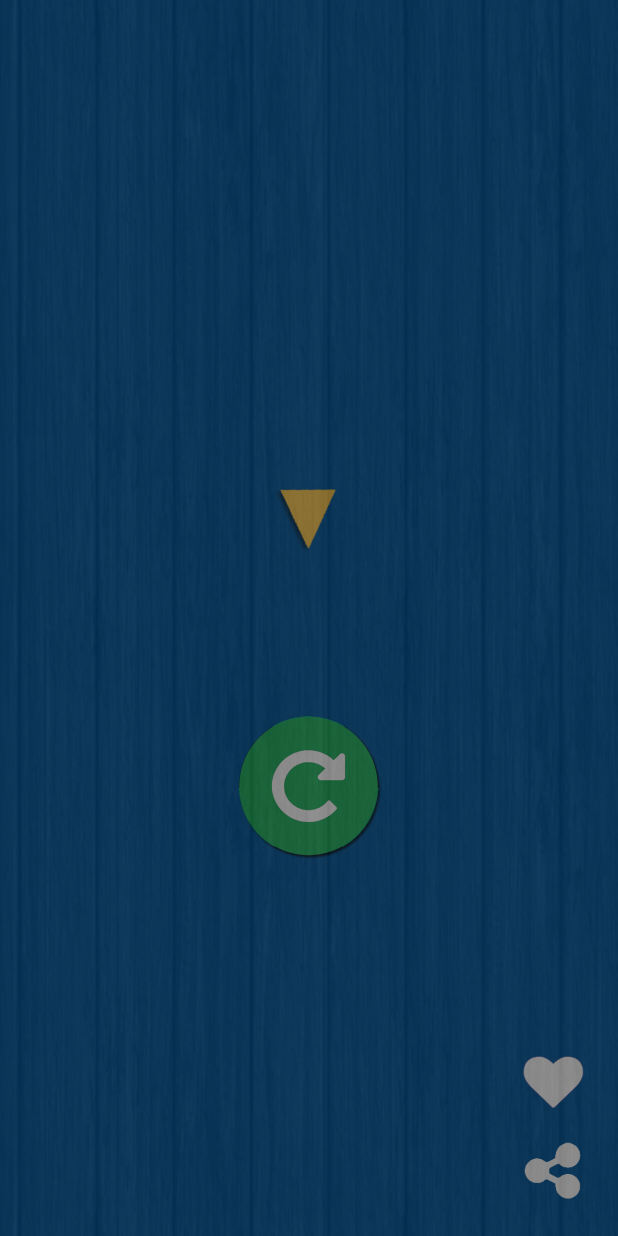
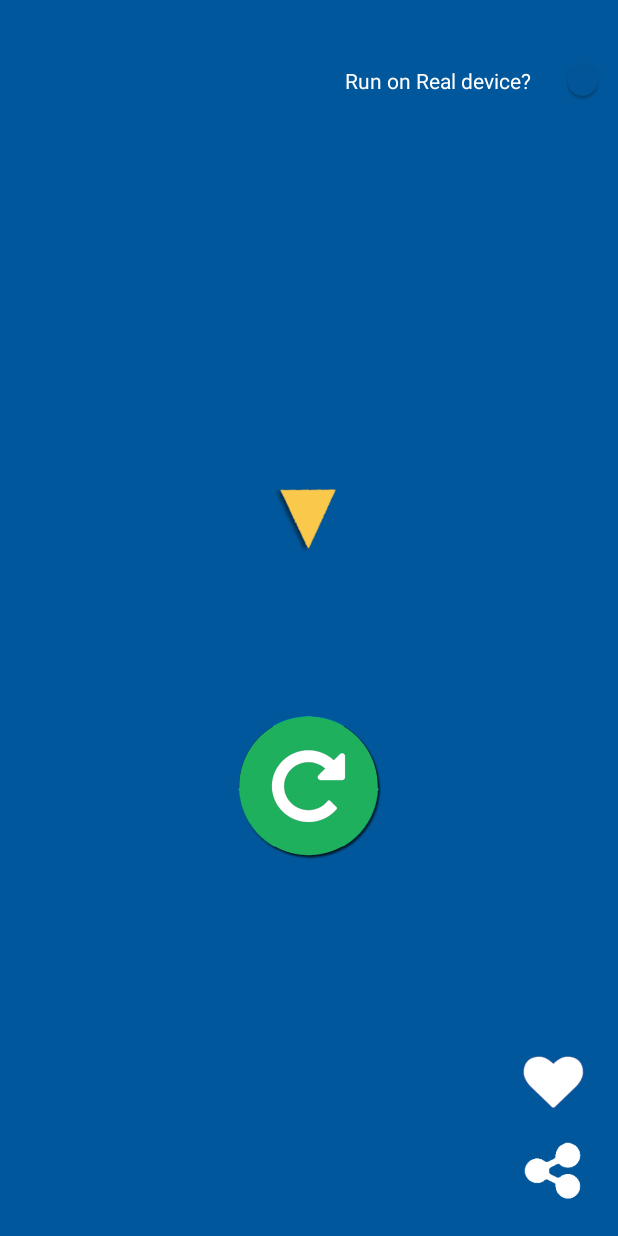
Before and after one commit to artificial-brain/qc-apps, an Android app: the MainSpinner screen opened directly, with no data from a screen before it, after a tap on an icon or button, on a phone screen of 412 x 824 dp. Run offline under Robolectric (Android 15) with nearby library versions, the phone set to English and light mode, and no system bars; 1 statement that could not run was skipped; 1 other tap on this screen came first.

Commit message:
Added support to execute on real quantum device

```diff
--- a/qc-apps/games/android/quantumwheel/app/build.gradle
+++ b/qc-apps/games/android/quantumwheel/app/build.gradle
@@ -1,5 +1,6 @@
 apply plugin: 'com.android.application'
 apply plugin: 'com.google.gms.google-services'
+apply plugin: 'com.google.firebase.crashlytics'
 
 android {
     compileSdkVersion 29
@@ -8,8 +9,8 @@
         applicationId "com.artificial.brain.quantumwheel"
         minSdkVersion 21
         targetSdkVersion 29
-        versionCode 1
-        versionName "1.0"
+        versionCode 2
+        versionName "1.1"
         testInstrumentationRunner "androidx.test.runner.AndroidJUnitRunner"
      }
     buildTypes {
@@ -35,4 +36,5 @@
     implementation 'androidx.cardview:cardview:1.0.0'
     implementation platform('com.google.firebase:firebase-bom:28.1.0')
     implementation 'com.google.firebase:firebase-analytics'
+    implementation 'com.google.firebase:firebase-crashlytics'
 }
--- a/qc-apps/games/android/quantumwheel/app/src/main/java/com/artificial/brain/quantumwheel/activities/MainSpinner.java
+++ b/qc-apps/games/android/quantumwheel/app/src/main/java/com/artificial/brain/quantumwheel/activities/MainSpinner.java
@@ -1,6 +1,8 @@
 package com.artificial.brain.quantumwheel.activities;
 
+import android.app.AlertDialog;
 import android.content.ActivityNotFoundException;
+import android.content.DialogInterface;
 import android.content.Intent;
 import android.content.res.AssetFileDescriptor;
 import android.graphics.Canvas;
@@ -16,6 +18,7 @@
 import android.view.animation.RotateAnimation;
 import android.widget.Button;
 import android.widget.ImageView;
+import android.widget.Switch;
 import android.widget.TextView;
 import android.widget.Toast;
 
@@ -52,6 +55,8 @@
     ArrayList<String> slots = new ArrayList<String>();
     private Button mShare;
     private Button mRateUs;
+    private Switch realDeviceSwitch;
+    Random rand;
 
     @Override
     protected void onCreate(Bundle bundle) {
@@ -59,6 +64,7 @@
         requestWindowFeature(1);
         getWindow().setFlags(1024, 1024);
         setContentView(R.layout.activity_main_spin);
+        rand = new Random();
 
         mSpinBtn = findViewById(R.id.spin_btn);
         mShare = findViewById(R.id.share_btn);
@@ -74,32 +80,50 @@
         mCurrentRouletteTitle.setText(name);
         mShare.setOnClickListener(shareOnClickListener);
         mRateUs.setOnClickListener(rateUsOnClickListener);
+        realDeviceSwitch = findViewById(R.id.real_device_switch);
+
+        realDeviceSwitch.setOnClickListener(new View.OnClickListener() {
+            @Override
+            public void onClick(View v) {
+                if (realDeviceSwitch.isChecked()) {
+                    AlertDialog.Builder builder = new AlertDialog.Builder(MainSpinner.this);
+
+                    builder.setMessage(R.string.real_device_notification);
+
+                    builder.setPositiveButton(R.string.okay, new DialogInterface.OnClickListener() {
+                        public void onClick(DialogInterface dialog, int id) {
+                            // User clicked OK button
+                        }
+                    });
+                    AlertDialog dialog = builder.create();
+                    dialog.show();
+                }
+            }
+        });
         mSpinBtn.setOnClickListener(new OnClickListener() {
             @Override
             public void onClick(View view) {
-
+                mSpinBtn.setClickable(false);
                 Bundle logEventBundle = new Bundle();
                 logEventBundle.putString(Constants.Spin_Clicked, Constants.Spin_Clicked);
                 MainApplication.firebaseAnalytics.logEvent(Constants.Spin_Clicked, logEventBundle);
 
-                mPanel.setVisibility(View.VISIBLE);
                 MainSpinner mainSpinner = MainSpinner.this;
                 mainSpinner.degree_old = mainSpinner.degree % 360;
                 MainSpinner mainSpinner2 = MainSpinner.this;
-                int length = 12;
-                String provider = false ?
+                int length = 5;
+                String provider = realDeviceSwitch.isChecked()  ?
                         Constants.IBM_PROVIDER : Constants.GOOGLE_PROVIDER;
-                String api = false ? Constants.API : "";
-                String device = false ? Constants.IBM_DEVICE : "";
+                String api = realDeviceSwitch.isChecked()  ? Constants.API : "";
+                String device = realDeviceSwitch.isChecked()  ? Constants.IBM_DEVICE : "";
                 RandomNumberInput randomNumberInput = new RandomNumberInput(length, provider, api, device);
                 MainApplication.apiManager.generateRandomNumber(randomNumberInput, new Callback<QuantumRandomNumber>() {
                     @Override
                     public void onResponse(Call<QuantumRandomNumber> call,
                                            Response<QuantumRandomNumber> response) {
                         QuantumRandomNumber quantumRandomNumber = response.body();
-                        mPanel.setVisibility(View.VISIBLE);
                         if (quantumRandomNumber != null) {
-                            mainSpinner2.degree = quantumRandomNumber.getQuantum_random_num() + 224;
+                            mainSpinner2.degree = (quantumRandomNumber.getQuantum_random_num() * 50) + 2497;
                             spin(mainSpinner2);
                         } else {
                             Toast.makeText(MainSpinner.this, R.string.something_wrong_error,
@@ -109,7 +133,8 @@
 
                     @Override
                     public void onFailure(Call<QuantumRandomNumber> call, Throwable t) {
-                        mPanel.setVisibility(View.VISIBLE);
+                        mPanel.setVisibility(View.GONE);
+                        mSpinBtn.setClickable(true);
                         Toast.makeText(MainSpinner.this, R.string.something_wrong_error,
                                 Toast.LENGTH_LONG).show();
                     }
@@ -120,14 +145,11 @@
             @Override
             public void onClick(View view) {
                 mPanel.setVisibility(View.GONE);
-                mSpinBtn.setAlpha(1.0f);
-                mSpinBtn.setClickable(true);
             }
         });
     }
 
     private void spin(MainSpinner mainSpinner2){
-//      mainSpinner2.degree = mainSpinner2.rand.nextInt(3600) + 720;
         RotateAnimation rotateAnimation = new RotateAnimation((float) degree_old,
                 (float) degree, 1, 0.5f, 1, 0.5f);
         rotateAnimation.setDuration(3600);
@@ -153,8 +175,6 @@
             @Override
             public void onAnimationStart(Animation animation) {
                 mSpinBtn.setAlpha(0.95f);
-                mSpinBtn.setClickable(false);
-                mPanel.setVisibility(View.GONE);
                 playAssetSound();
                 handler.postDelayed(myRunnable, 100);
                 createSlotArray();
@@ -163,6 +183,8 @@
             @Override
             public void onAnimationEnd(Animation animation) {
                 mMediaPlayer.reset();
+                mPanel.setVisibility(View.GONE);
+                mSpinBtn.setClickable(true);
                 handler.removeCallbacks(myRunnable);
                 switch (pos) {
                     case 4:
--- a/qc-apps/games/android/quantumwheel/app/src/main/java/com/artificial/brain/quantumwheel/utils/Constants.java
+++ b/qc-apps/games/android/quantumwheel/app/src/main/java/com/artificial/brain/quantumwheel/utils/Constants.java
@@ -2,8 +2,8 @@
 
 public final class Constants {
     public static final String base_url = "https://api.quantumcat.io";
-    public static final String API = "5b5b98fdfe444a3d410f31da5b7fc3c1100d2c6332b595bea714fff18d454e58a3580ce9c223769c2dcac71a517282803fedface1a7991a1219e0230828ebee8";
-    public static final String IBM_DEVICE = "ibmq_quito";
+    public static final String API = "5aa0191243af96e91c5c65c65ffdedadb7f03f5d1d6908c6495d089ff636be81fc2ba2f2449bb2c3fefe90b822d0f4eb4ffa5ad50afadf81ce17bb524c10b08f";
+    public static final String IBM_DEVICE = "ibmq_belem";
     public static final String IBM_PROVIDER = "IBM";
     public static final String GOOGLE_PROVIDER = "GOOGLE";
     public static final String MICROSOFT_PROVIDER = "MICROSOFT";
--- a/qc-apps/games/android/quantumwheel/app/src/main/res/layout/activity_main_spin.xml
+++ b/qc-apps/games/android/quantumwheel/app/src/main/res/layout/activity_main_spin.xml
@@ -10,6 +10,17 @@
         android:id="@+id/relative"
         android:layout_width="match_parent"
         android:layout_height="match_parent">
+
+        <Switch
+            android:id="@+id/real_device_switch"
+            android:layout_width="wrap_content"
+            android:layout_height="wrap_content"
+            android:text="@string/run_on_real_device"
+            android:layout_alignParentRight="true"
+            android:layout_alignParentTop="true"
+            android:textColor="@android:color/white"
+            android:layout_marginRight="10dp"
+            android:layout_marginTop="40dp"/>
 
         <Button
             android:id="@+id/spin_btn"
--- a/qc-apps/games/android/quantumwheel/app/src/main/res/values/strings.xml
+++ b/qc-apps/games/android/quantumwheel/app/src/main/res/values/strings.xml
@@ -1,9 +1,11 @@
 <resources>
     <string name="description">If you have to make a decision \n but can\'t decide? \n\n Just spin the wheel \n and let nature decide it for you based on the principle of Quantum Superposition!</string>
     <string name="app_name">Quantum Wheel</string>
-    <string name="something_wrong_error">Something went wrong - Nature is not in a mood to select. Please try again later.</string>
+    <string name="something_wrong_error">Something went wrong - Nature is not in a mood to choose. Please try again later.</string>
     <string name="share_description">If you have to make a decision but can\'t decide?\n\nJust spin the wheel and let nature decide it for you based on the principle of Quantum Superposition! </string>
     <string name="share_first_part">Nature selected </string>
     <string name="share_last_part"> based on the principle of Quantum Superposition! You could also try the app #quantumwheel - </string>
-
+    <string name="run_on_real_device">Run on Real device?</string>
+    <string name="real_device_notification">Please note that it may take 5-10 mins to get results from a real quantum device due to limited availability but it would be truly random.</string>
+    <string name="okay">Okay</string>
 </resources>
--- a/qc-apps/games/android/quantumwheel/build.gradle
+++ b/qc-apps/games/android/quantumwheel/build.gradle
@@ -8,6 +8,8 @@
     dependencies {
         classpath 'com.android.tools.build:gradle:4.2.1'
         classpath 'com.google.gms:google-services:4.3.8'
+        classpath 'com.google.firebase:firebase-crashlytics-gradle:2.7.1'
+
         // NOTE: Do not place your application dependencies here; they belong
         // in the individual module build.gradle files
     }
```
Also changed, not shown: qc-apps/games/android/quantumwheel/app/src/main/res/mipmap-hdpi/ic_launcher.png, qc-apps/games/android/quantumwheel/app/src/main/res/mipmap-mdpi/ic_launcher.png, qc-apps/games/android/quantumwheel/app/src/main/res/mipmap-xhdpi/ic_launcher.png, qc-apps/games/android/quantumwheel/app/src/main/res/mipmap-xxhdpi/ic_launcher.png, qc-apps/games/android/quantumwheel/app/src/main/res/mipmap-xxxhdpi/ic_launcher.png.
